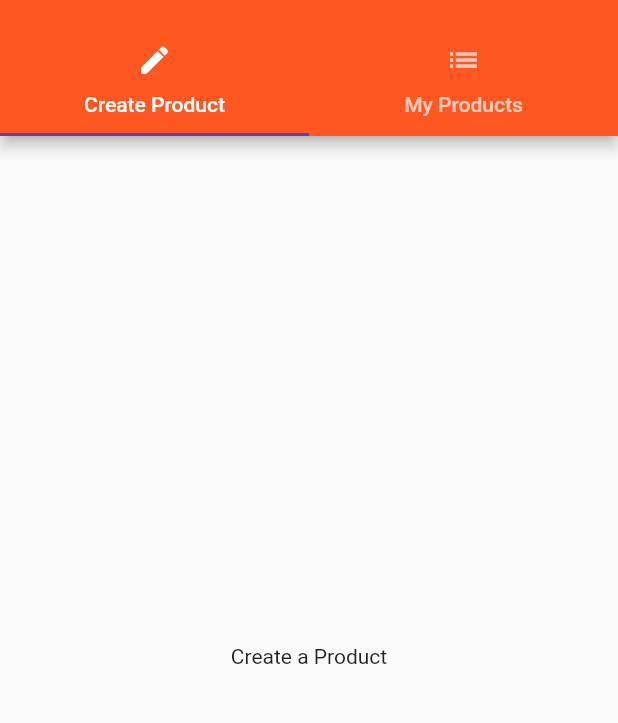
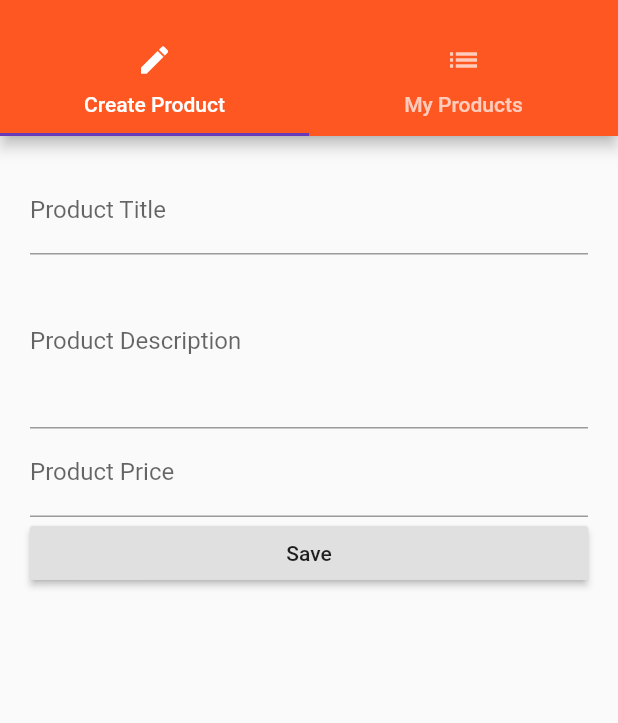
Before and after one commit to 3Cement/first_flutter_app, a Flutter app: the ProductsAdminPage screen opened by its route, on a phone screen of 412 x 824 dp, the part 59-782 px from its top. Run offline on Flutter 3.47's test engine with Material 2 defaults, Android fonts, the phone set to English and light mode, and no system bars.

Commit message:
Modal added. 3 new InputFields added to product admin page for create product

```diff
--- a/lib/main.dart
+++ b/lib/main.dart
@@ -65,7 +65,7 @@ class _MyAppState extends State<MyApp> {
       },
       onUnknownRoute: (RouteSettings settings) {
         return MaterialPageRoute(builder: (BuildContext context) =>
-            ProductsPage(_products, _addProduct, _deleteProduct));
+            ProductsPage(_products, _addProduct, _deleteProduct),);
       },
     );
   }
--- a/lib/pages/product_create.dart
+++ b/lib/pages/product_create.dart
@@ -1,10 +1,59 @@
 import 'package:flutter/material.dart';
 
-class ProductCreatePage extends StatelessWidget {
+class ProductCreatePage extends StatefulWidget {
+  @override
+  State<StatefulWidget> createState() {
+    return _ProductCreatePageState();
+  }
+}
+
+class _ProductCreatePageState extends State<ProductCreatePage> {
+  String titleValue;
+  String descriptionValue;
+  double priceValue;
+
   @override
   Widget build(BuildContext context) {
-    return Center(
-      child: Text('Create a Product'),
+    return Container(
+      margin: EdgeInsets.all(20.0),
+      child: ListView(
+        children: <Widget>[
+          TextField(
+            decoration: InputDecoration(
+              labelText: 'Product Title',
+            ),
+            onChanged: (String value) {
+              setState(() {
+                titleValue = value;
+              });
+            },
+          ),
+          TextField(
+            decoration: InputDecoration(
+              labelText: 'Product Description',
+            ),
+            maxLines: 4,
+            onChanged: (String value) {
+              setState(() {
+                descriptionValue = value;
+              });
+            },
+          ),
+          TextField(
+            decoration: InputDecoration(
+              labelText: 'Product Price',
+            ),
+            keyboardType: TextInputType.number,
+            onChanged: (String value) {
+              setState(() {
+                priceValue = double.parse(value);
+              });
+            },
+          ),
+          RaisedButton(child: Text('Save'), onPressed: () {
+          },)
+        ],
+      ),
     );
   }
 }
```
